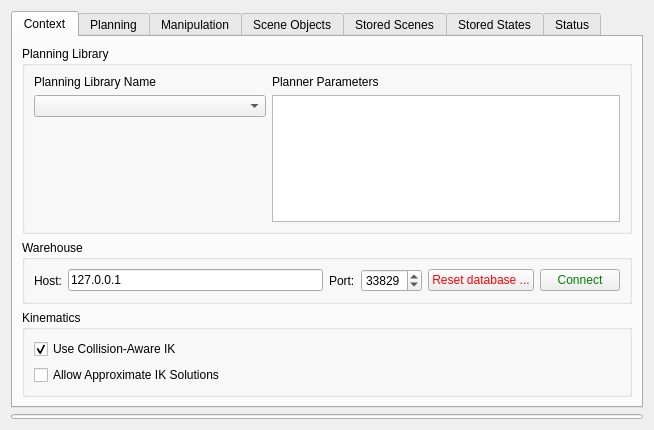
Above: moveit_ros/visualization/motion_planning_rviz_plugin/src/ui/motion_planning_rviz_plugin_frame.ui from ros-gbp/moveit-release before the change. Below: the same form after it.
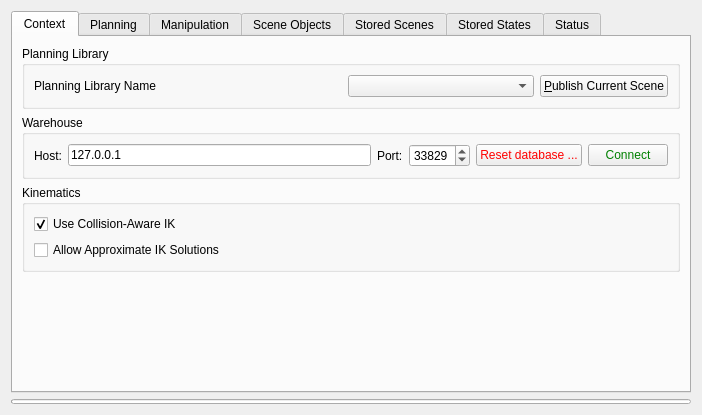
That is the form after the change. The open tabs and pages were chosen to show the change. Custom widgets are drawn as their Qt base class.

Diff of the .ui file:
```diff
--- a/moveit_ros/visualization/motion_planning_rviz_plugin/src/ui/motion_planning_rviz_plugin_frame.ui
+++ b/moveit_ros/visualization/motion_planning_rviz_plugin/src/ui/motion_planning_rviz_plugin_frame.ui
@@ -6,8 +6,6 @@
    <rect>
     <x>0</x>
     <y>0</y>
-    <width>654</width>
-    <height>430</height>
     <width>702</width>
     <height>413</height>
    </rect>
@@ -40,26 +38,31 @@
          <property name="title">
           <string>Planning Library</string>
          </property>
-         <layout class="QHBoxLayout" name="horizontalLayout_8" stretch="2,3">
-          <item>
-           <layout class="QVBoxLayout" name="verticalLayout_13">
+         <layout class="QHBoxLayout" name="horizontalLayout_8">
             <item>
              <widget class="QLabel" name="library_label">
-              <property name="sizePolicy">
-               <sizepolicy hsizetype="MinimumExpanding" vsizetype="Preferred">
-                <horstretch>0</horstretch>
-                <verstretch>0</verstretch>
-               </sizepolicy>
-              </property>
               <property name="text">
                <string>Planning Library Name</string>
               </property>
              </widget>
             </item>
+          <item>
+           <spacer name="horizontalSpacer">
+            <property name="orientation">
+             <enum>Qt::Horizontal</enum>
+            </property>
+            <property name="sizeHint" stdset="0">
+             <size>
+              <width>40</width>
+              <height>20</height>
+             </size>
+            </property>
+           </spacer>
+          </item>
             <item>
              <widget class="QComboBox" name="planning_algorithm_combo_box">
               <property name="sizePolicy">
-               <sizepolicy hsizetype="MinimumExpanding" vsizetype="Preferred">
+             <sizepolicy hsizetype="MinimumExpanding" vsizetype="Fixed">
                 <horstretch>0</horstretch>
                 <verstretch>0</verstretch>
                </sizepolicy>
@@ -67,43 +70,11 @@
              </widget>
             </item>
             <item>
-             <spacer name="verticalSpacer_10">
-              <property name="orientation">
-               <enum>Qt::Vertical</enum>
-              </property>
-              <property name="sizeType">
-               <enum>QSizePolicy::Expanding</enum>
-              </property>
-              <property name="sizeHint" stdset="0">
-               <size>
-                <width>20</width>
-                <height>40</height>
-               </size>
-              </property>
-             </spacer>
-            </item>
-           </layout>
-          </item>
-          <item>
-           <layout class="QVBoxLayout" name="verticalLayout_14">
-            <item>
-             <widget class="QLabel" name="label_15">
+           <widget class="QPushButton" name="publish_current_scene_button">
               <property name="text">
-               <string>Planner Parameters</string>
-              </property>
-             </widget>
-            </item>
-            <item>
-             <widget class="moveit_rviz_plugin::MotionPlanningParamWidget" name="planner_param_treeview">
-              <property name="indentation">
-               <number>0</number>
-              </property>
-              <property name="rootIsDecorated">
-               <bool>false</bool>
-              </property>
-             </widget>
-            </item>
-           </layout>
+             <string>&amp;Publish Current Scene</string>
+            </property>
+           </widget>
           </item>
          </layout>
         </widget>
@@ -1162,19 +1133,6 @@
           <string>Scene Geometry</string>
          </property>
          <layout class="QHBoxLayout" name="horizontalLayout_14">
-          <item>
-           <widget class="QPushButton" name="publish_current_scene_button">
-            <property name="sizePolicy">
-             <sizepolicy hsizetype="MinimumExpanding" vsizetype="Preferred">
-              <horstretch>0</horstretch>
-              <verstretch>0</verstretch>
-             </sizepolicy>
-            </property>
-            <property name="text">
-             <string>&amp;Publish Scene</string>
-            </property>
-           </widget>
-          </item>
           <item>
            <spacer name="horizontalSpacer_2">
             <property name="orientation">
@@ -1640,13 +1598,6 @@
    </item>
   </layout>
  </widget>
- <customwidgets>
-  <customwidget>
-   <class>moveit_rviz_plugin::MotionPlanningParamWidget</class>
-   <extends>QTreeView</extends>
-   <header location="global">moveit/motion_planning_rviz_plugin/motion_planning_param_widget.h</header>
-  </customwidget>
- </customwidgets>
  <tabstops>
   <tabstop>planning_algorithm_combo_box</tabstop>
   <tabstop>planner_param_treeview</tabstop>
```
Left out of the diff: 12 changed lines with no effect on the pictures. Lines whose indentation alone changed are shown as unchanged.
